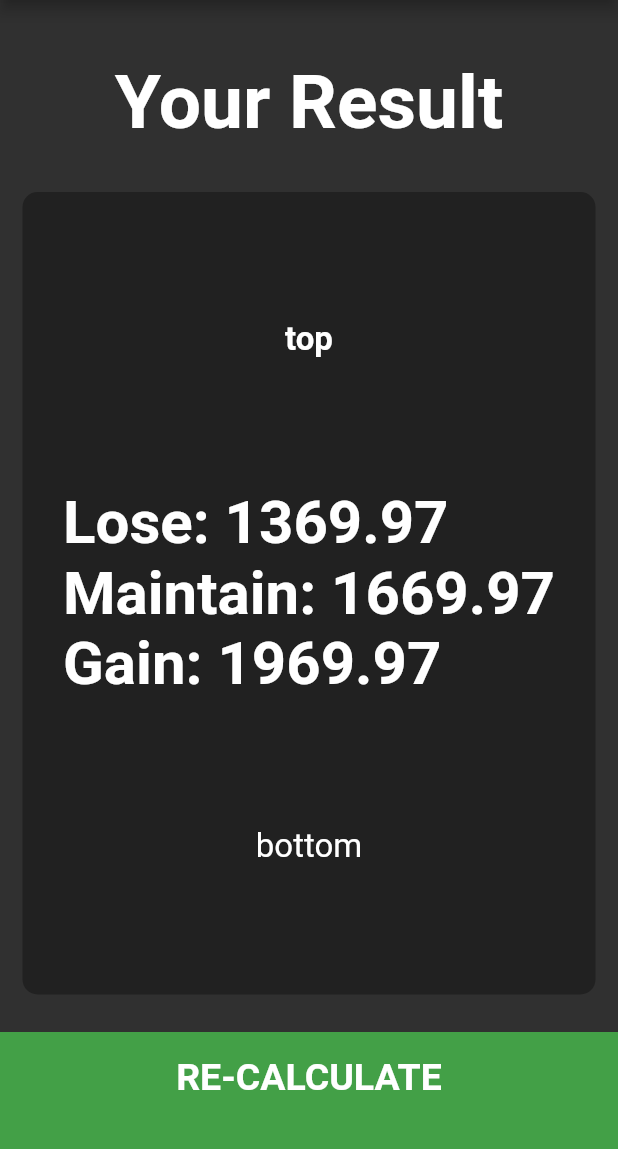
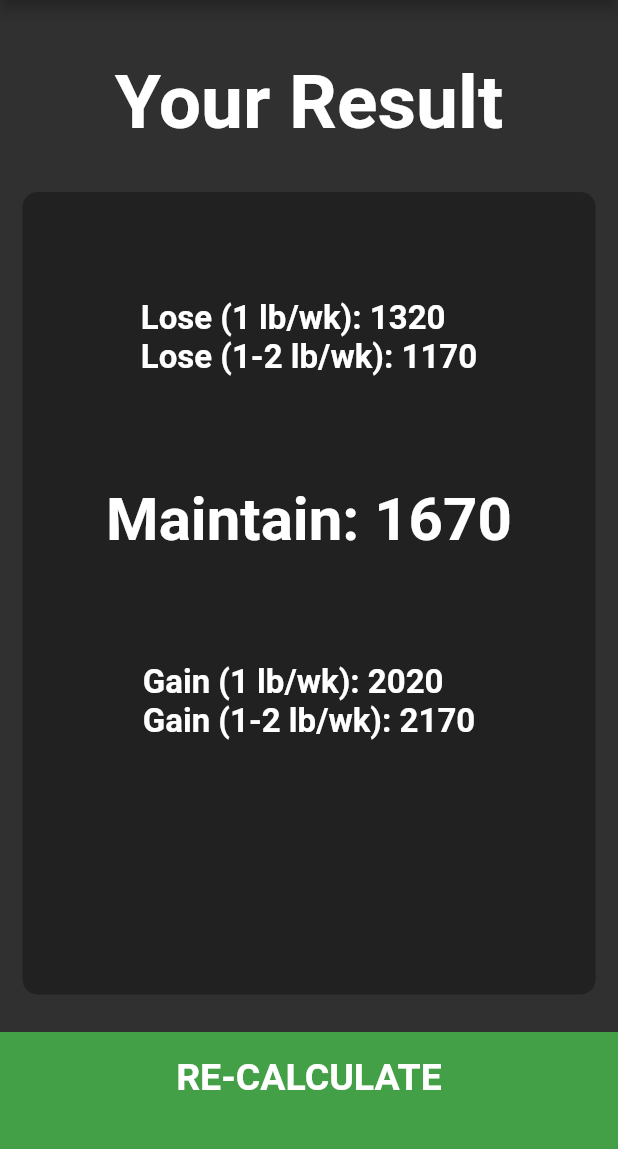
Before and after one commit to jlemanski1/BMI-Calculator, a Flutter app: the screen it shows after launch, item 2 of the bottom bar chosen, after a tap on "CALCULATE", on a phone screen of 412 x 824 dp, the part 84-1233 px from its top. Run offline on Flutter 3.47's test engine with Material 2 defaults, Android fonts, the phone set to English and light mode, and no system bars; our stand-ins replace font_awesome_flutter; missing offline and left inert: holding_gesture.

Commit message:
Rounding BMR result in the calculator before returning, modified page

```diff
--- a/bmi_calculator/lib/components/bmrCalculator.dart
+++ b/bmi_calculator/lib/components/bmrCalculator.dart
@@ -92,11 +92,11 @@ class BMRCalculator {
         _bmrInterpretation = '';
         break;
       case ActivityLevel.extreme5:
-        _bmr *= 1.9;
+        _bmr *= 1.8;
         _bmrInterpretation = '';
         break;
     }
 
-    return [_bmr, _bmrInterpretation];
+    return [_bmr.round(), _bmrInterpretation];
   }
 }
--- a/bmi_calculator/lib/pages/bmr_results.dart
+++ b/bmi_calculator/lib/pages/bmr_results.dart
@@ -6,7 +6,7 @@ import 'package:bmi_calculator/components/bottom_button.dart';
 
 class BMRResultsPage extends StatelessWidget {
 
-  final double bmrResult;
+  final int bmrResult;
   final String interpretation;
 
   BMRResultsPage({@required this.bmrResult, @required this.interpretation});
@@ -51,7 +51,7 @@ class BMRResultsPage extends StatelessWidget {
                 crossAxisAlignment: CrossAxisAlignment.center,
                 children: <Widget>[
                   Text(
-                    'top',
+                    'Lose (1 lb/wk): ${(bmrResult-350)?.toString()}\nLose (1-2 lb/wk): ${(bmrResult-500)?.toString()}',
                     style: TextStyle(
                       color: Colors.white,
                       fontSize: 22.0,
@@ -59,14 +59,22 @@ class BMRResultsPage extends StatelessWidget {
                     )
                   ),
                   Text(
-                    'Lose: ${(bmrResult-300)?.toString()}\nMaintain: ${bmrResult?.toString()}\nGain: ${(bmrResult+300)?.toString()}',
+                    'Maintain: ${bmrResult?.toString()}',
                     style: TextStyle(
                       fontSize: 40.0,
                       fontWeight: FontWeight.bold,
                     ),
                   ),
                   Text(
-                    'bottom',
+                    'Gain (1 lb/wk): ${(bmrResult+350)?.toString()}\nGain (1-2 lb/wk): ${(bmrResult+500)?.toString()}',
+                    style: TextStyle(
+                      color: Colors.white,
+                      fontSize: 22.0,
+                      fontWeight: FontWeight.bold,
+                    )
+                  ),
+                  Text(
+                    interpretation,
                     style: kBodyTextStyle,
                     textAlign: TextAlign.center,
                   ),
```
